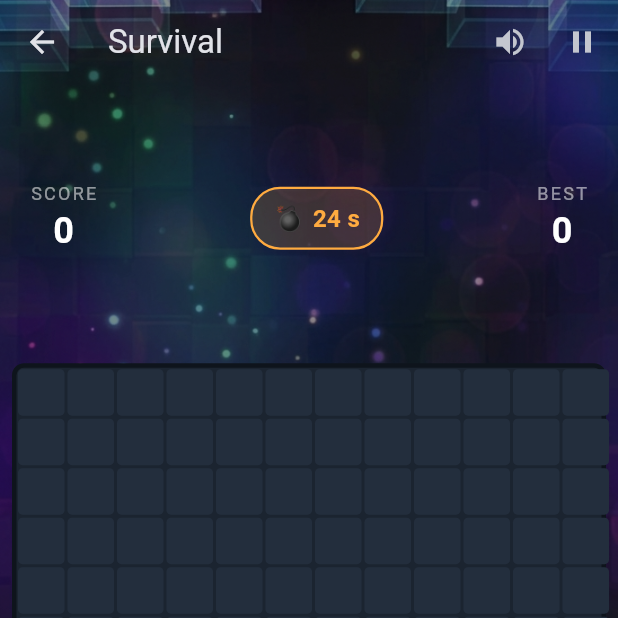
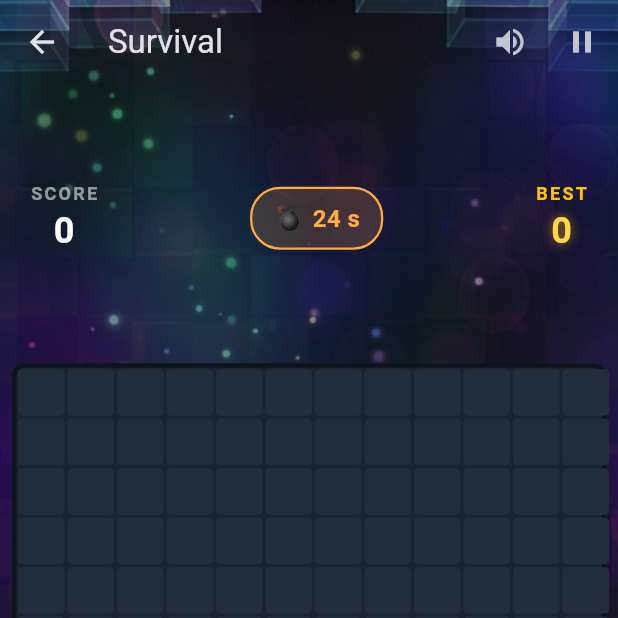
Before and after one commit to nttqn/block-puzzle-app, a Flutter app: the screen it shows after launch, after a tap on "SURVIVAL", on a phone screen of 412 x 824 dp, the top half of it. Run offline on Flutter 3.47's test engine with Material 3 defaults, Android fonts, the phone set to English and light mode, and no system bars; our stand-ins replace google_mobile_ads, shared_preferences; missing offline and left inert: flame_audio; network calls fail.

Commit message:
Highlight the BEST score in gold for more visual emphasis
_ScoreTile gets an optional highlight flag, used only for the BEST
tile: amber label, amber-accent value with a soft glow, vs. SCORE's
plain white -- makes the personal-best readout stand out at a
glance during play.

```diff
--- a/lib/screens/game_screen.dart
+++ b/lib/screens/game_screen.dart
@@ -131,7 +131,7 @@ class _GameScreenState extends State<GameScreen> {
                             _BombTimerChip(
                               secondsLeft: _engine.bomb!.secondsLeft,
                             ),
-                          _ScoreTile(label: 'BEST', value: _engine.best),
+                          _ScoreTile(label: 'BEST', value: _engine.best, highlight: true),
                         ],
                       ),
                     ),
@@ -209,28 +209,30 @@ class _GameScreenState extends State<GameScreen> {
 class _ScoreTile extends StatelessWidget {
   final String label;
   final int value;
+  final bool highlight;
 
-  const _ScoreTile({required this.label, required this.value});
+  const _ScoreTile({required this.label, required this.value, this.highlight = false});
 
   @override
   Widget build(BuildContext context) {
+    final labelColor = highlight ? Colors.amber : Colors.white54;
+    final valueColor = highlight ? Colors.amberAccent : Colors.white;
     return Column(
       crossAxisAlignment: CrossAxisAlignment.center,
       children: [
         Text(
           label,
-          style: const TextStyle(
-            color: Colors.white54,
-            fontSize: 12,
-            letterSpacing: 1.5,
-          ),
+          style: TextStyle(color: labelColor, fontSize: 12, letterSpacing: 1.5, fontWeight: FontWeight.bold),
         ),
         Text(
           '$value',
-          style: const TextStyle(
-            color: Colors.white,
+          style: TextStyle(
+            color: valueColor,
             fontSize: 24,
             fontWeight: FontWeight.bold,
+            shadows: highlight
+                ? [Shadow(color: Colors.amber.withValues(alpha: 0.6), blurRadius: 8)]
+                : null,
           ),
         ),
       ],
```
